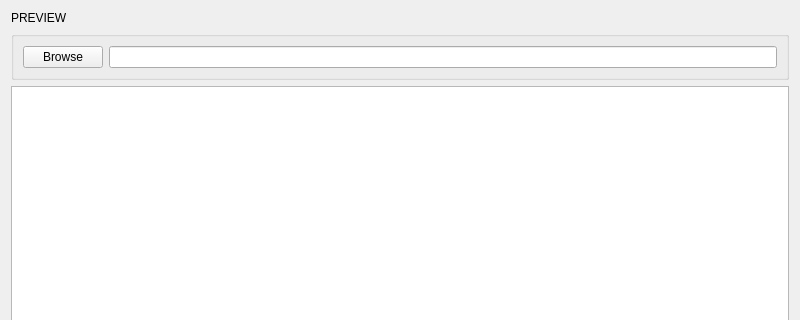
Old version of the form src/file_renamer/form.ui in the repository flossapps/file-renamer; both pictures show x 0 to 800 and y 0 to 320 of the 800 by 600 pixel window.
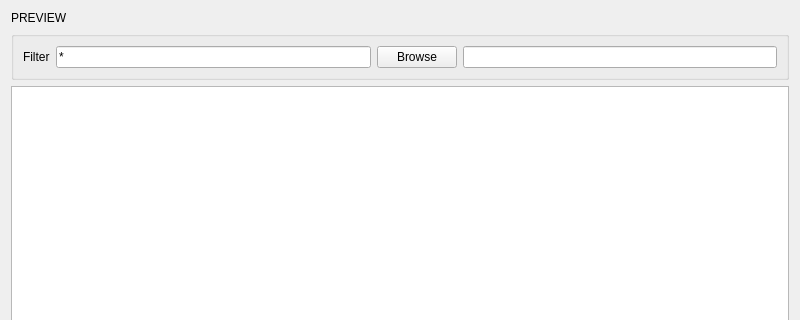
New version of the form.

Patch:
```diff
--- a/src/file_renamer/form.ui
+++ b/src/file_renamer/form.ui
@@ -29,15 +29,29 @@
      <property name="title">
       <string/>
      </property>
-     <layout class="QGridLayout" name="gridLayout_2">
-      <item row="0" column="0">
+     <layout class="QHBoxLayout" name="horizontalLayout">
+      <item>
+       <widget class="QLabel" name="filter_label">
+        <property name="text">
+         <string>Filter</string>
+        </property>
+       </widget>
+      </item>
+      <item>
+       <widget class="QLineEdit" name="filter_txt">
+        <property name="text">
+         <string>*</string>
+        </property>
+       </widget>
+      </item>
+      <item>
        <widget class="QPushButton" name="dir_btn">
         <property name="text">
          <string>Browse</string>
         </property>
        </widget>
       </item>
-      <item row="0" column="1">
+      <item>
        <widget class="QLineEdit" name="dir_txt">
         <property name="readOnly">
          <bool>true</bool>
```
